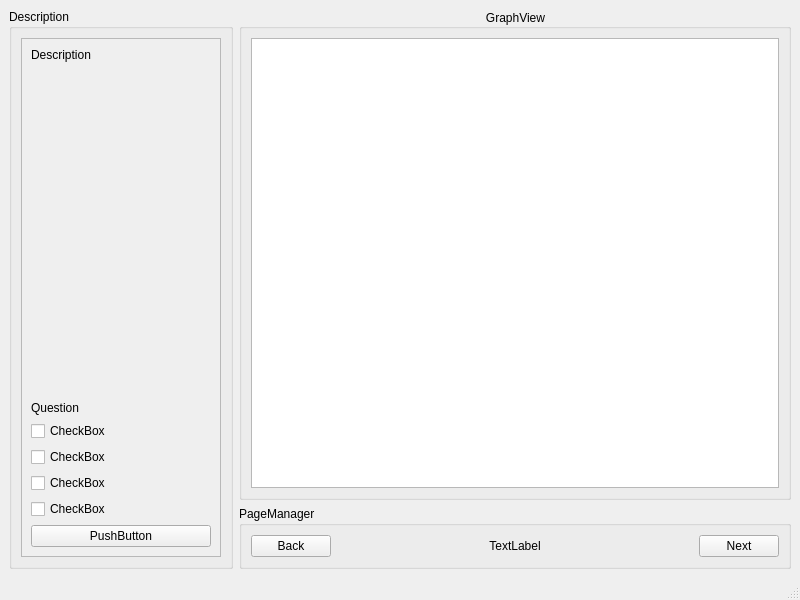
Aleko-Louras/DSFO, file DSFO/mainwindow.ui: the form before one commit.
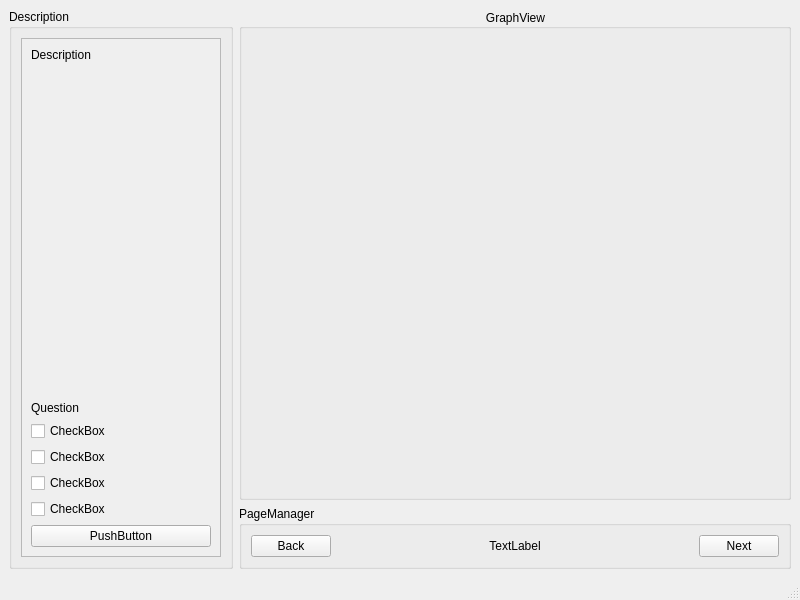
The form after the commit. Custom widgets are drawn as their Qt base class.

Commit message: end screen

The edit to the form file:
```diff
--- a/DSFO/mainwindow.ui
+++ b/DSFO/mainwindow.ui
@@ -184,7 +184,7 @@
        <item>
         <widget class="QStackedWidget" name="stackedPages">
          <property name="currentIndex">
-          <number>2</number>
+          <number>3</number>
          </property>
          <widget class="QWidget" name="titlePage">
           <widget class="Title" name="widget_2" native="true">
@@ -275,6 +275,18 @@
            </item>
           </layout>
          </widget>
+         <widget class="QWidget" name="page">
+          <widget class="EndScreen" name="widget_3" native="true">
+           <property name="geometry">
+            <rect>
+             <x>0</x>
+             <y>0</y>
+             <width>501</width>
+             <height>401</height>
+            </rect>
+           </property>
+          </widget>
+         </widget>
         </widget>
        </item>
       </layout>
@@ -312,6 +324,12 @@
    <extends>QGraphicsView</extends>
    <header>stackview.h</header>
   </customwidget>
+  <customwidget>
+   <class>EndScreen</class>
+   <extends>QWidget</extends>
+   <header location="global">endscreen.h</header>
+   <container>1</container>
+  </customwidget>
  </customwidgets>
  <resources/>
  <connections/>
```
Left out of the diff: 6 changed lines with no effect on the pictures. The commit also changes 8 other files.
